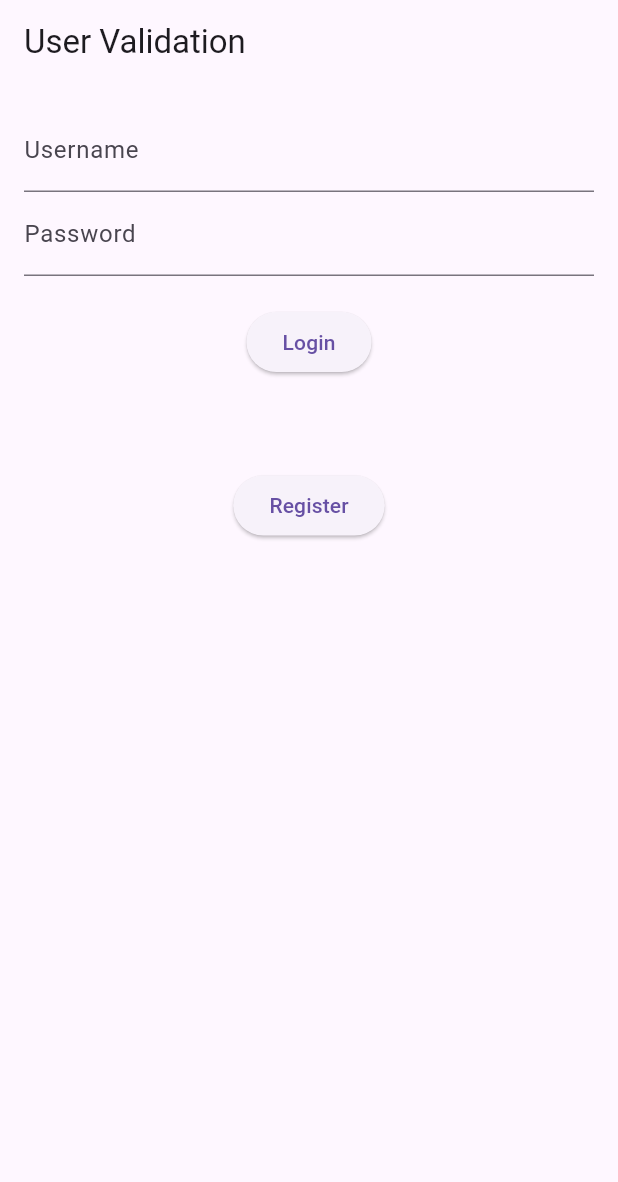
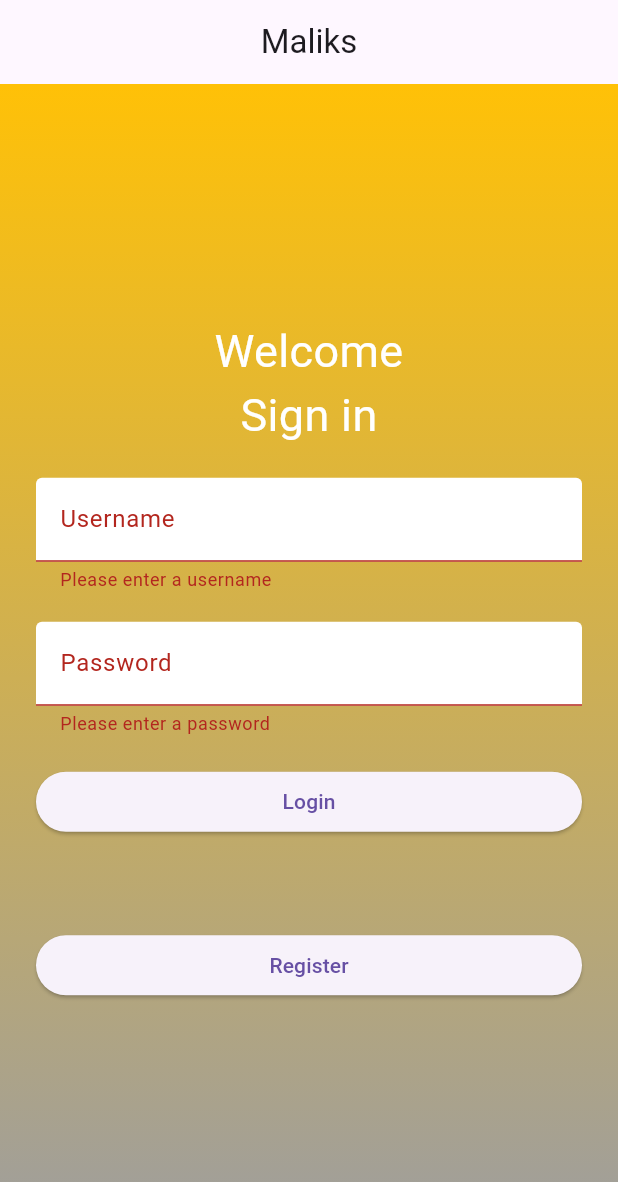
Before and after one commit to rokayaaaaaa/BookProject, a Flutter app: the UserValidationScreen screen opened directly, after a tap on "Login", on a phone screen of 412 x 824 dp. Shown: the top 1182 px of the screen. Run offline on Flutter 3.47's test engine with Material 3 defaults, Android fonts, the phone set to English and light mode, and no system bars; missing offline and left inert: encrypted_shared_preferences; network calls fail.

Commit message:
initial commit

```diff
--- a/lib/signin.dart
+++ b/lib/signin.dart
@@ -1,7 +1,9 @@
+import 'package:flutter/cupertino.dart';
 import 'package:flutter/material.dart';
-import 'package:untitled15/Home.page.dart';
+import 'package:http/http.dart 'as http;
+import 'package:untitled15/Home.page.dart'; // Ensure this import points to the correct file
 
-import 'database.dart';
+import 'database.dart'; // Ensure this import points to the correct file
 
 class UserValidation extends StatelessWidget {
   @override
@@ -14,7 +16,6 @@ class UserValidation extends StatelessWidget {
 }
 
 class UserValidationScreen extends StatefulWidget {
-
   @override
   _UserValidationScreenState createState() => _UserValidationScreenState();
 }
@@ -29,17 +30,45 @@ class _UserValidationScreenState extends State<UserValidationScreen> {
   Widget build(BuildContext context) {
     return Scaffold(
       appBar: AppBar(
-        title: Text('User Validation'),
+        title: Text('Maliks'),
+        centerTitle: true,
       ),
-      body: Padding(
-        padding: const EdgeInsets.all(16.0),
+      body: Stack(
+        children: [
+          Container(
+            height: double.infinity,
+            width: double.infinity,
+            decoration: const BoxDecoration(
+              gradient: LinearGradient(
+                colors: [Colors.amber, Colors.grey],
+                begin: Alignment.topCenter,
+                end: Alignment.bottomCenter,
+              ),
+            ),
+          ),
+          Padding(
+            padding: const EdgeInsets.symmetric(horizontal: 24.0),
             child: Form(
               key: _formKey,
+              child: Center(
+                child: SingleChildScrollView(
                   child: Column(
+                    mainAxisAlignment: MainAxisAlignment.center,
+                    crossAxisAlignment: CrossAxisAlignment.stretch,
                     children: [
+                      Text(
+                        'Welcome\nSign in',
+                        style: TextStyle(fontSize: 30, color: Colors.white),
+                        textAlign: TextAlign.center,
+                      ),
+                      SizedBox(height: 20),
                       TextFormField(
                         controller: _usernameController,
-                decoration: InputDecoration(labelText: 'Username'),
+                        decoration: InputDecoration(
+                          labelText: 'Username',
+                          filled: true,
+                          fillColor: Colors.white,
+                        ),
                         validator: (value) {
                           if (value == null || value.isEmpty) {
                             return 'Please enter a username';
@@ -47,9 +76,14 @@ class _UserValidationScreenState extends State<UserValidationScreen> {
                           return null;
                         },
                       ),
+                      SizedBox(height: 20),
                       TextFormField(
                         controller: _passwordController,
-                decoration: InputDecoration(labelText: 'Password'),
+                        decoration: InputDecoration(
+                          labelText: 'Password',
+                          filled: true,
+                          fillColor: Colors.white,
+                        ),
                         obscureText: true,
                         validator: (value) {
                           if (value == null || value.isEmpty) {
@@ -61,18 +95,28 @@ class _UserValidationScreenState extends State<UserValidationScreen> {
                       SizedBox(height: 20),
                       ElevatedButton(
                         onPressed: () {
-                  signInUser(context, _usernameController.text.trim(), _passwordController.text.trim());
+                          if (_formKey.currentState!.validate()) {
+                            signInUser(
+                                context,
+                                _usernameController.text.trim(),
+                                _passwordController.text.trim());
+                          }
                         },
                         child: Text('Login'),
                       ),
                       SizedBox(height: 20),
-              Text(_responseMessage),
+                      Text(
+                        _responseMessage,
+                        style: TextStyle(color: Colors.red),
+                        textAlign: TextAlign.center,
+                      ),
                       SizedBox(height: 20),
                       ElevatedButton(
                         onPressed: () {
                           Navigator.push(
                             context,
-                    MaterialPageRoute(builder: (context) => RegistrationScreen()),
+                            MaterialPageRoute(
+                                builder: (context) => RegistrationScreen()),
                           );
                         },
                         child: Text('Register'),
@@ -80,6 +124,10 @@ class _UserValidationScreenState extends State<UserValidationScreen> {
                     ],
                   ),
                 ),
+              ),
+            ),
+          ),
+        ],
       ),
     );
   }
```
Also changed, not shown: lib/signup.dart (added, +148 -0 lines). Lines whose indentation alone changed are shown as unchanged.
